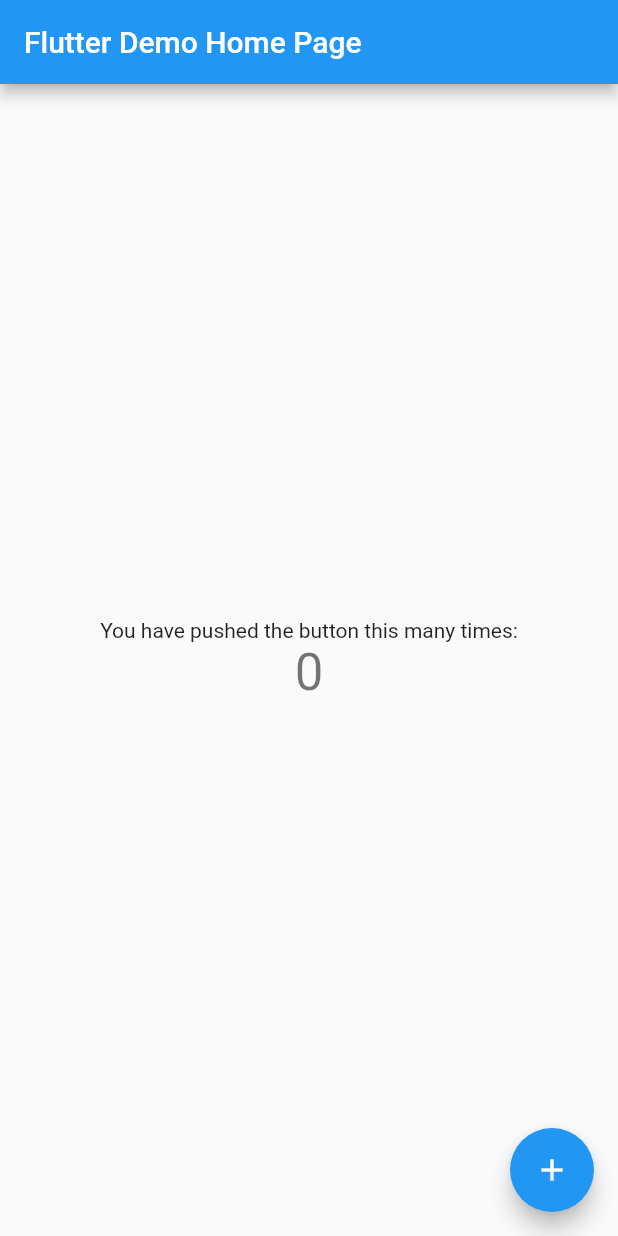
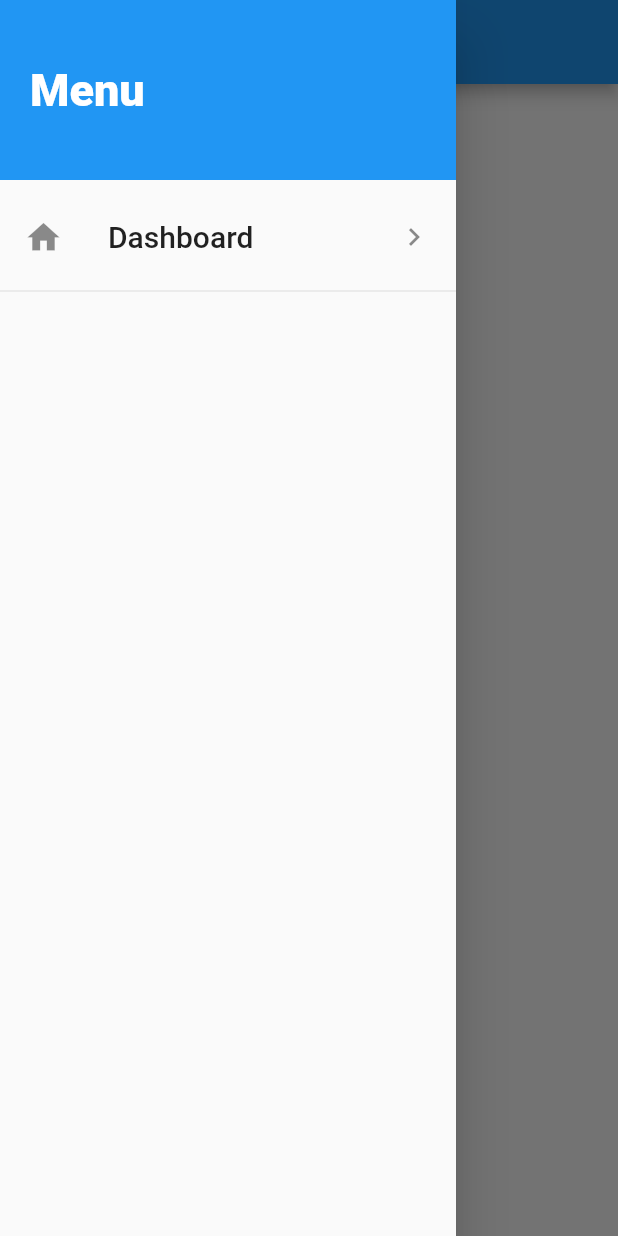
Before and after one commit to sammyv960/flutter, a Flutter app: the screen it shows after launch, with the side drawer open (before the commit the screen has no drawer), on a phone screen of 412 x 824 dp. Run offline on Flutter 3.47's test engine with Material 2 defaults, Android fonts, the phone set to English and light mode, and no system bars.

Commit message:
drawer attempt

```diff
--- a/lib/main.dart
+++ b/lib/main.dart
@@ -1,117 +1,38 @@
 import 'package:flutter/material.dart';
 
-void main() {
-  runApp(MyApp());
-}
+import 'widgets/drawerMain.dart';
+import './screens/generalMain.dart';
+
+void main() => runApp(MyApp());
 
 class MyApp extends StatelessWidget {
-  // This widget is the root of your application.
   @override
   Widget build(BuildContext context) {
     return MaterialApp(
-      title: 'Flutter Demo',
+      // title: 'Flutter Demo', // display for android in recent app, ios not used.
       theme: ThemeData(
-        // This is the theme of your application.
-        //
-        // Try running your application with "flutter run". You'll see the
-        // application has a blue toolbar. Then, without quitting the app, try
-        // changing the primarySwatch below to Colors.green and then invoke
-        // "hot reload" (press "r" in the console where you ran "flutter run",
-        // or simply save your changes to "hot reload" in a Flutter IDE).
-        // Notice that the counter didn't reset back to zero; the application
-        // is not restarted.
         primarySwatch: Colors.blue,
-        // This makes the visual density adapt to the platform that you run
-        // the app on. For desktop platforms, the controls will be smaller and
-        // closer together (more dense) than on mobile platforms.
         visualDensity: VisualDensity.adaptivePlatformDensity,
       ),
-      home: MyHomePage(title: 'Flutter Demo Home Page'),
+      home: MyHomePage(),
+      routes: {
+        "/general": (ctx) => GeneralMain()
+      }
     );
   }
 }
 
-class MyHomePage extends StatefulWidget {
-  MyHomePage({Key key, this.title}) : super(key: key);
-
-  // This widget is the home page of your application. It is stateful, meaning
-  // that it has a State object (defined below) that contains fields that affect
-  // how it looks.
-
-  // This class is the configuration for the state. It holds the values (in this
-  // case the title) provided by the parent (in this case the App widget) and
-  // used by the build method of the State. Fields in a Widget subclass are
-  // always marked "final".
-
-  final String title;
-
-  @override
-  _MyHomePageState createState() => _MyHomePageState();
-}
-
-class _MyHomePageState extends State<MyHomePage> {
-  int _counter = 0;
-
-  void _incrementCounter() {
-    setState(() {
-      // This call to setState tells the Flutter framework that something has
-      // changed in this State, which causes it to rerun the build method below
-      // so that the display can reflect the updated values. If we changed
-      // _counter without calling setState(), then the build method would not be
-      // called again, and so nothing would appear to happen.
-      _counter++;
-    });
-  }
-
+class MyHomePage extends StatelessWidget {
   @override
   Widget build(BuildContext context) {
-    // This method is rerun every time setState is called, for instance as done
-    // by the _incrementCounter method above.
-    //
-    // The Flutter framework has been optimized to make rerunning build methods
-    // fast, so that you can just rebuild anything that needs updating rather
-    // than having to individually change instances of widgets.
     return Scaffold(
       appBar: AppBar(
-        // Here we take the value from the MyHomePage object that was created by
-        // the App.build method, and use it to set our appbar title.
-        title: Text(widget.title),
+        title: Text("Flutter App"),
       ),
+      drawer: DrawerMain(),
       body: Center(
-        // Center is a layout widget. It takes a single child and positions it
-        // in the middle of the parent.
-        child: Column(
-          // Column is also a layout widget. It takes a list of children and
-          // arranges them vertically. By default, it sizes itself to fit its
-          // children horizontally, and tries to be as tall as its parent.
-          //
-          // Invoke "debug painting" (press "p" in the console, choose the
-          // "Toggle Debug Paint" action from the Flutter Inspector in Android
-          // Studio, or the "Toggle Debug Paint" command in Visual Studio Code)
-          // to see the wireframe for each widget.
-          //
-          // Column has various properties to control how it sizes itself and
-          // how it positions its children. Here we use mainAxisAlignment to
-          // center the children vertically; the main axis here is the vertical
-          // axis because Columns are vertical (the cross axis would be
-          // horizontal).
-          mainAxisAlignment: MainAxisAlignment.center,
-          children: <Widget>[
-            Text(
-              'You have pushed the button this many times:',
-            ),
-            Text(
-              '$_counter',
-              style: Theme.of(context).textTheme.headline4,
-            ),
-          ],
-        ),
+        child: Text("Homepage"),
       ),
-      floatingActionButton: FloatingActionButton(
-        onPressed: _incrementCounter,
-        tooltip: 'Increment',
-        child: Icon(Icons.add),
-      ), // This trailing comma makes auto-formatting nicer for build methods.
     );
   }
 }
--- /dev/null
+++ b/lib/routes/routes.dart
@@ -0,0 +1,40 @@
+import "package:flutter/material.dart";
+
+const Routes = const [
+  Route(
+    iD: "ICON",
+    route: "/icon",
+    routeName: "Icon",
+    icon: Icons.lightbulb_outline,
+    parentID: "GENERAL",
+  ),
+  Route(
+    iD: "NAVIGATIONS",
+    route: "/navigations",
+    routeName: "Tabs, Navigations",
+    parentID: "GENERAL",
+  ),
+  Route(
+    iD: "PROFILE",
+    route: "/profile",
+    routeName: "Profile",
+    icon: Icons.person,
+    parentID: "PROFILE",
+  ),
+];
+
+class Route {
+  final String iD;
+  final String route;
+  final String routeName;
+  final IconData icon;
+  final String parentID;
+
+  const Route({
+    @required this.iD,
+    @required this.route,
+    @required this.routeName,
+    this.icon,
+    this.parentID,
+  });
+}
--- /dev/null
+++ b/lib/routes/routesParent.dart
@@ -0,0 +1,26 @@
+import "package:flutter/material.dart";
+
+const RoutesParent = const [
+  RouteParent(
+    iD: "GENERAL",
+    parentName: "Icon",
+    icon: Icons.sentiment_satisfied,
+  ),
+  RouteParent(
+    iD: "PROFILE",
+    parentName: "Profile",
+    icon: Icons.person,
+  ),
+];
+
+class RouteParent {
+  final String iD;
+  final String parentName;
+  final IconData icon;
+
+  const RouteParent({
+    @required this.iD,
+    @required this.parentName,
+    this.icon,
+  });
+}
--- /dev/null
+++ b/lib/screens/generalMain.dart
@@ -0,0 +1,18 @@
+import 'package:flutter/material.dart';
+
+import '../widgets/drawerMain.dart';
+
+class GeneralMain extends StatelessWidget {
+  @override
+  Widget build(BuildContext context) {
+    return Scaffold(
+      appBar: AppBar(
+        title: Text("General Page"),
+      ),
+      drawer: DrawerMain(),
+      body: Center(
+        child: Text("General Page"),
+      ),
+    );
+  }
+}
--- /dev/null
+++ b/lib/widgets/drawerMain.dart
@@ -0,0 +1,107 @@
+import "package:flutter/material.dart";
+
+import "../routes/routes.dart";
+import "../routes/routesParent.dart";
+
+class DrawerMain extends StatelessWidget {
+  static const routes = Routes;
+  static const routesParent = RoutesParent;
+
+  @override
+  Widget build(BuildContext context) {
+    return Drawer(
+      child: Column(children: [
+        // HEADER
+        Container(
+          height: 120,
+          width: double.infinity,
+          padding: EdgeInsets.all(20),
+          alignment: Alignment.centerLeft,
+          color: Theme.of(context).accentColor,
+          child: Text(
+            "Menu",
+            style: TextStyle(
+              fontWeight: FontWeight.w900,
+              fontSize: 30,
+              color: Colors.white,
+            ),
+          ),
+        ),
+
+        // HOMEPAGE ITEMS
+        Container(
+          padding: EdgeInsets.symmetric(vertical: 10),
+          child: Column(
+            children: [
+              MenuListTile(
+                  title: "Dashboard",
+                  icon: Icons.home,
+                  route: "/",
+                  tappable: true),
+              Divider(),
+            ],
+          ),
+        ),
+
+        // MENU ITEMS
+        Container(
+
+          height: double.maxFinite,
+          color: Colors.lightBlue,
+          // child: ListView.builder(
+          //   itemBuilder: (ctx, index) => Center(
+          //     child: Flexible(
+          //       child: Text("hi"),
+          //     ),
+          //   ),
+          //   itemCount: routesParent.length,
+          // ),
+        ),
+
+        // buildListTile(context, "Forms", Icons.input, "/"),
+      ]),
+    );
+  }
+}
+
+class MenuListTile extends StatelessWidget {
+  final String title;
+  final IconData icon;
+  final bool tappable;
+  final String route;
+
+  MenuListTile({
+    @required this.title,
+    this.icon,
+    this.tappable = false,
+    this.route,
+  });
+
+  @override
+  Widget build(BuildContext context) {
+    return ListTile(
+      leading: Icon(
+        icon != null
+            ? icon
+            : Icon(
+                Icons.mode_edit,
+                color: Colors.transparent,
+              ),
+        size: 26,
+      ),
+      title: Text(
+        title,
+        style: TextStyle(
+          fontSize: 20,
+          // fontWeight: FontWeight.bold,
+        ),
+      ),
+      trailing: tappable ? Icon(Icons.keyboard_arrow_right) : null,
+      onTap: tappable && route != null
+          ? () {
+              Navigator.of(context).pushReplacementNamed(route);
+            }
+          : null,
+    );
+  }
+}
```
Also changed, not shown: 1 other file.
